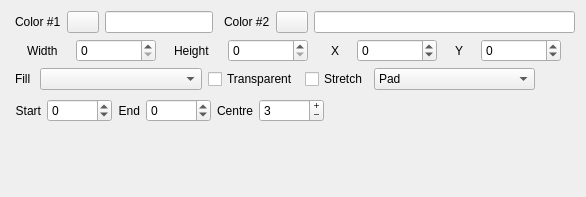
This is src/components/color.ui in djfun/audio-visualizer-python as Qt 5 draws it before an edit. The edited form follows.
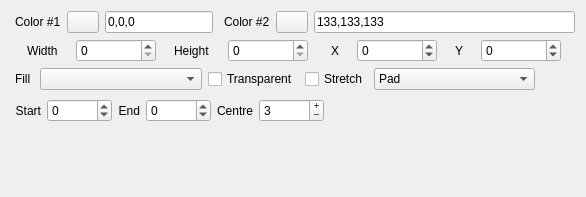
This is the edited form.

What changed in the file:
```diff
--- a/src/components/color.ui
+++ b/src/components/color.ui
@@ -73,6 +73,9 @@
            <height>0</height>
           </size>
          </property>
+         <property name="text">
+          <string>0,0,0</string>
+         </property>
          <property name="maxLength">
           <number>12</number>
          </property>
@@ -146,6 +149,9 @@
            <height>0</height>
           </size>
          </property>
+         <property name="text">
+          <string>133,133,133</string>
+         </property>
          <property name="maxLength">
           <number>12</number>
          </property>
```
